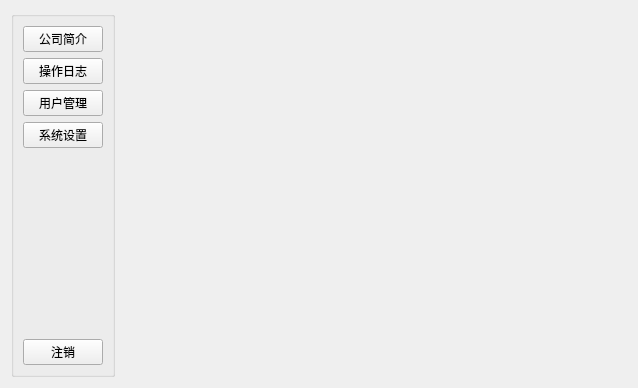
Above: client/homewidget.ui from a-soul-singer/cppTest before the change. Below: the same form after it.
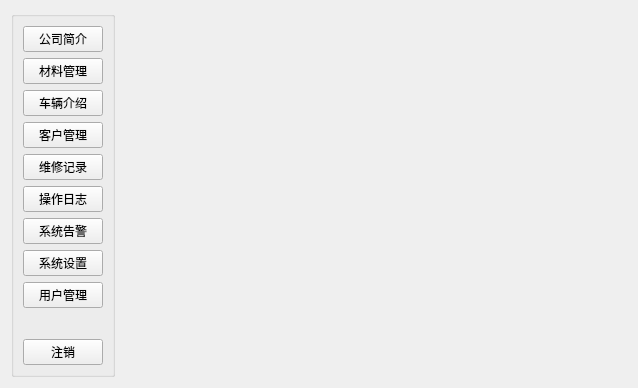
That is the form after the change.

Diff of the .ui file:
```diff
--- a/client/homewidget.ui
+++ b/client/homewidget.ui
@@ -29,6 +29,34 @@
           </property>
          </widget>
         </item>
+        <item>
+         <widget class="QPushButton" name="pushButton_2">
+          <property name="text">
+           <string>材料管理</string>
+          </property>
+         </widget>
+        </item>
+        <item>
+         <widget class="QPushButton" name="pushButton_5">
+          <property name="text">
+           <string>车辆介绍</string>
+          </property>
+         </widget>
+        </item>
+        <item>
+         <widget class="QPushButton" name="pushButton_4">
+          <property name="text">
+           <string>客户管理</string>
+          </property>
+         </widget>
+        </item>
+        <item>
+         <widget class="QPushButton" name="pushButton">
+          <property name="text">
+           <string>维修记录</string>
+          </property>
+         </widget>
+        </item>
         <item>
          <widget class="QPushButton" name="pushButtonOptLog">
           <property name="text">
@@ -37,9 +65,9 @@
          </widget>
         </item>
         <item>
-         <widget class="QPushButton" name="pushButtonUserManage">
+         <widget class="QPushButton" name="pushButton_3">
           <property name="text">
-           <string>用户管理</string>
+           <string>系统告警</string>
           </property>
          </widget>
         </item>
@@ -50,6 +78,13 @@
           </property>
          </widget>
         </item>
+        <item>
+         <widget class="QPushButton" name="pushButtonUserManage">
+          <property name="text">
+           <string>用户管理</string>
+          </property>
+         </widget>
+        </item>
         <item>
          <spacer name="verticalSpacer">
           <property name="orientation">
```
